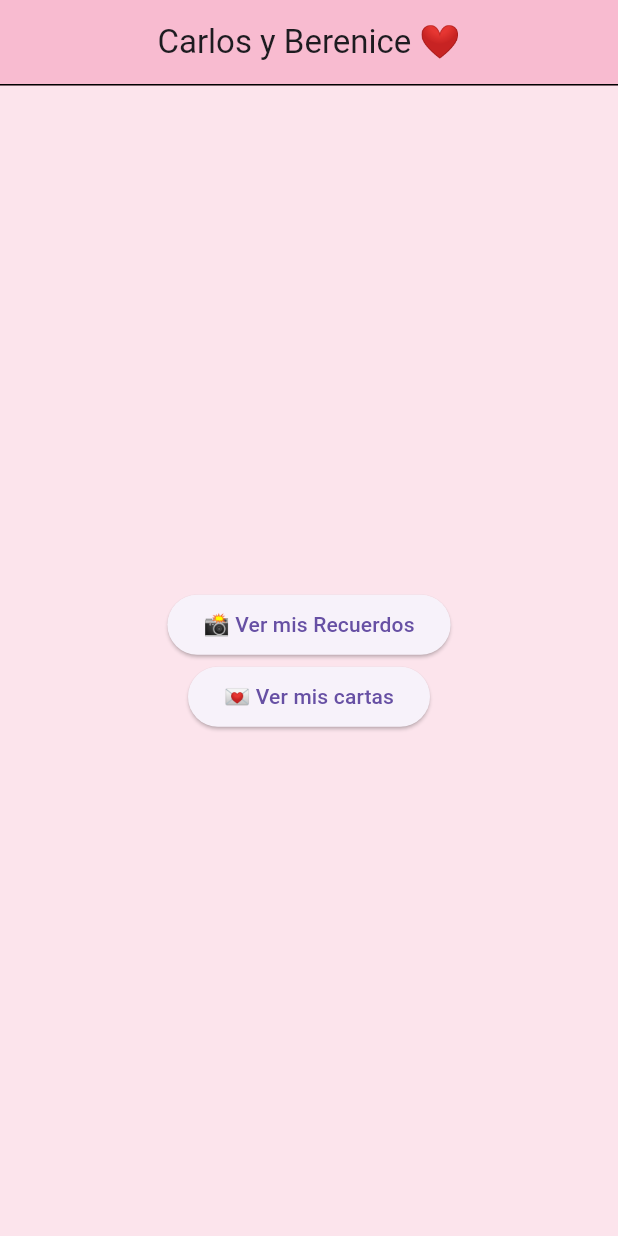
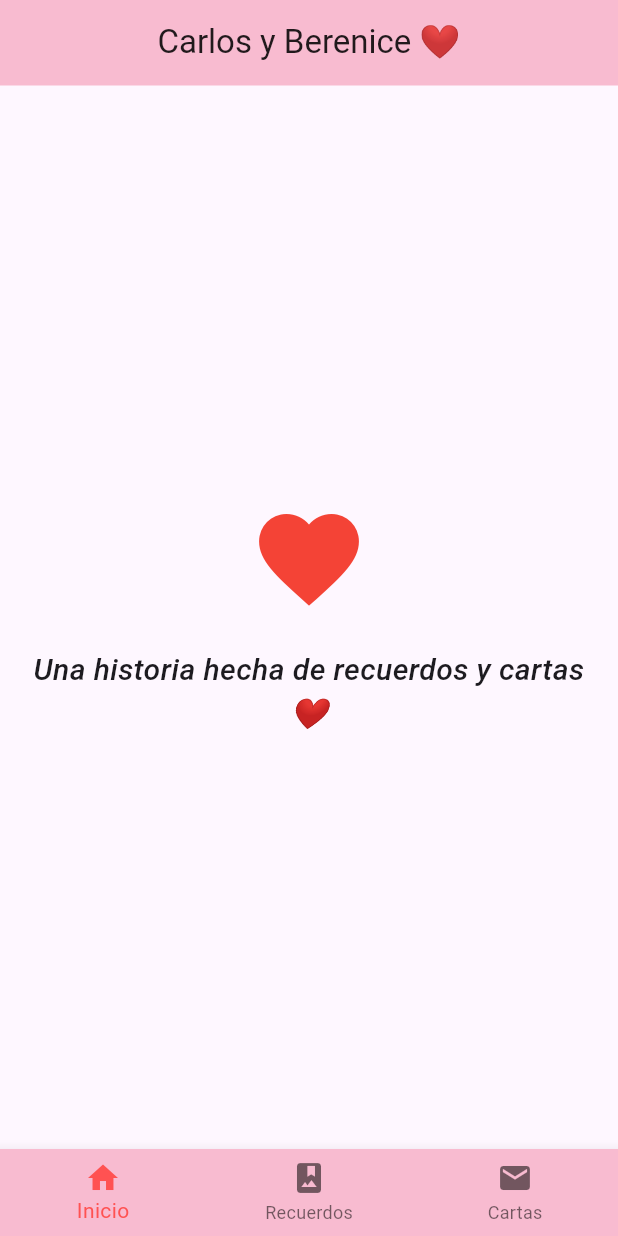
Before and after one commit to Carlos85349/app_pareja, a Flutter app: the screen it shows after launch, on a phone screen of 412 x 824 dp. Run offline on Flutter 3.47's test engine with Material 3 defaults, Android fonts, the phone set to English and light mode, and no system bars.

Commit message:
nuevo menu y navegacion

```diff
--- a/lib/main.dart
+++ b/lib/main.dart
@@ -1,5 +1,5 @@
 import 'package:flutter/material.dart';
-import 'menu_principal.dart';
+import 'pages/menu_principal.dart';
 
 void main() {
   runApp(const MiApp());
@@ -12,8 +12,16 @@ class MiApp extends StatelessWidget {
   Widget build(BuildContext context) {
     return MaterialApp(
       debugShowCheckedModeBanner: false,
-      title: "Mi App",
-      theme: ThemeData(primarySwatch: Colors.pink),
+      title: 'Carlos y Berenice ❤️',
+      theme: ThemeData(
+        brightness: Brightness.light,
+        primarySwatch: Colors.pink,
+      ),
+      darkTheme: ThemeData(
+        brightness: Brightness.dark,
+        primarySwatch: Colors.deepPurple,
+      ),
+      themeMode: ThemeMode.system,
       home: const MenuPrincipal(),
     );
   }
--- a/lib/menu_principal.dart
+++ /dev/null
@@ -1,51 +0,0 @@
-import 'package:flutter/material.dart';
-import 'recuerdos_page.dart';
-import 'cartas_page.dart';
-
-class MenuPrincipal extends StatelessWidget {
-  const MenuPrincipal({super.key});
-
-  @override
-  Widget build(BuildContext context) {
-    return Scaffold(
-      backgroundColor: Colors.pink[50],
-      appBar: AppBar(backgroundColor: Colors.pink[100],
-        title: const Text("Carlos y Berenice ❤️"),
-        centerTitle: true,
-        elevation: 0, // quita sombra para que solo se vea la línea
-        bottom: PreferredSize(
-          preferredSize: const Size.fromHeight(1), // altura de la línea
-          child: Container(
-            color: Colors.black, // línea negra
-            height: 1,
-          ),
-        ),
-      ),
-      body: Center(
-        child: Column(
-          mainAxisAlignment: MainAxisAlignment.center,
-          children: [
-            ElevatedButton(
-              child: const Text("📸 Ver mis Recuerdos"),
-              onPressed: () {
-                Navigator.push(
-                  context,
-                  MaterialPageRoute(builder: (_) => const RecuerdosPage()),
-                );
-              },
-            ),
-            ElevatedButton(
-              child: const Text("💌 Ver mis cartas"),
-              onPressed: () {
-                Navigator.push(
-                  context,
-                  MaterialPageRoute(builder: (_) => CartasPage()),
-                );
-              },
-            ),
-          ],
-        ),
-      ),
-    );
-  }
-}
--- /dev/null
+++ b/lib/pages/menu_principal.dart
@@ -0,0 +1,123 @@
+import 'package:flutter/material.dart';
+import 'recuerdos_page.dart';
+import 'cartas_page.dart';
+
+class MenuPrincipal extends StatefulWidget {
+  const MenuPrincipal({super.key});
+
+  @override
+  State<MenuPrincipal> createState() => _MenuPrincipalState();
+}
+
+class _MenuPrincipalState extends State<MenuPrincipal> {
+  int _selectedIndex = 0;
+  final PageController _pageController = PageController();
+  DateTime? _lastPressed; // para controlar el doble back
+
+  void _onItemTapped(int index) {
+    _pageController.jumpToPage(index);
+    setState(() => _selectedIndex = index);
+  }
+
+  Future<bool> _onWillPop() async {
+    if (_selectedIndex != 0) {
+      // Si no está en Inicio → regresar a Inicio
+      _onItemTapped(0);
+      return false;
+    }
+
+    // Si está en Inicio → verificar doble back
+    final now = DateTime.now();
+    if (_lastPressed == null || now.difference(_lastPressed!) > const Duration(seconds: 2)) {
+      _lastPressed = now;
+      ScaffoldMessenger.of(context).showSnackBar(
+        const SnackBar(
+          content: Text("Presione otra vez para salir de la aplicación"),
+          duration: Duration(seconds: 1),
+        ),
+      );
+      return false;
+    }
+    return true; // cierra la app
+  }
+
+  @override
+  Widget build(BuildContext context) {
+    return WillPopScope(
+      onWillPop: _onWillPop,
+      child: Scaffold(
+        appBar: AppBar(
+          backgroundColor: Colors.pink[100],
+          title: const Text("Carlos y Berenice ❤️", style: TextStyle(color: Colors.black87)),
+          centerTitle: true,
+          elevation: 0,
+          bottom: PreferredSize(
+            preferredSize: const Size.fromHeight(1),
+            child: Container(height: 1),
+          ),
+        ),
+        body: PageView(
+          controller: _pageController,
+          onPageChanged: (index) {
+            setState(() => _selectedIndex = index);
+          },
+          children: const [
+            InicioPage(),
+            RecuerdosPage(),
+            CartasPage(),
+          ],
+        ),
+        bottomNavigationBar: BottomNavigationBar(
+          backgroundColor: Colors.pink[100],
+          selectedItemColor: Colors.redAccent,
+          unselectedItemColor: Colors.black54,
+          currentIndex: _selectedIndex,
+          onTap: _onItemTapped,
+          items: const [
+            BottomNavigationBarItem(
+              icon: Icon(Icons.home),
+              label: "Inicio",
+            ),
+            BottomNavigationBarItem(
+              icon: Icon(Icons.photo_album),
+              label: "Recuerdos",
+            ),
+            BottomNavigationBarItem(
+              icon: Icon(Icons.mail),
+              label: "Cartas",
+            ),
+          ],
+        ),
+      ),
+    );
+  }
+}
+
+class InicioPage extends StatelessWidget {
+  const InicioPage({super.key});
+
+  @override
+  Widget build(BuildContext context) {
+    return const Center(
+      child: Padding(
+        padding: EdgeInsets.all(20),
+        child: Column(
+          mainAxisAlignment: MainAxisAlignment.center,
+          children: [
+            Icon(Icons.favorite, color: Colors.red, size: 80),
+            SizedBox(height: 20),
+            Text(
+              "Una historia hecha de recuerdos y cartas ❤️",
+              textAlign: TextAlign.center,
+              style: TextStyle(
+                fontSize: 20,
+                fontStyle: FontStyle.italic,
+                fontWeight: FontWeight.w500,
+              ),
+            ),
+          ],
+        ),
+      ),
+    );
+  }
+}
```
Also changed, not shown: lib/pages/cartas_page.dart (renamed from lib/cartas_page.dart), lib/pages/cartas_service.dart (renamed from lib/cartas_service.dart), lib/pages/recuerdos_page.dart (renamed from lib/recuerdos_page.dart), lib/widgets/detalle_carta_page.dart (renamed from lib/detalle_carta_page.dart).
